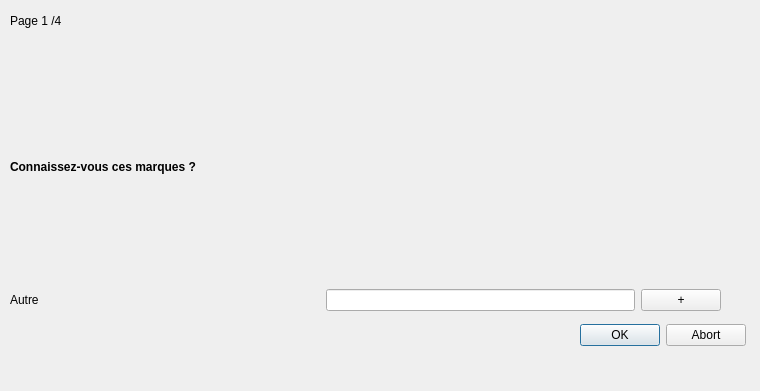
Qt form QTProjectS6/sondage_page1.ui (LeoGaudias/QTProjectS6) before a commit.
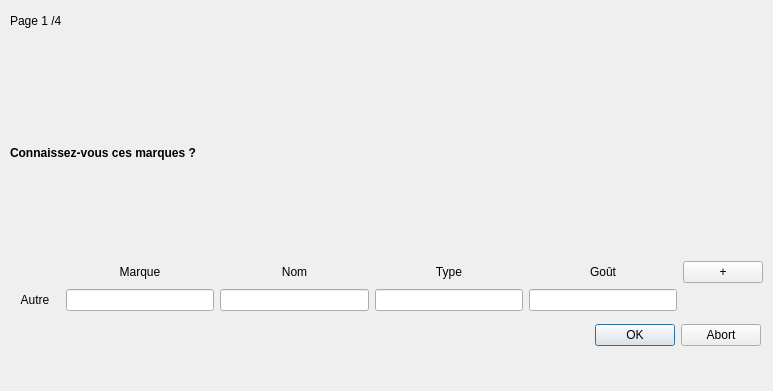
The same form after that commit.

Commit message: changement du widget sondage

The edit to the form file:
```diff
--- a/QTProjectS6/sondage_page1.ui
+++ b/QTProjectS6/sondage_page1.ui
@@ -6,7 +6,7 @@
    <rect>
     <x>0</x>
     <y>0</y>
-    <width>760</width>
+    <width>773</width>
     <height>391</height>
    </rect>
   </property>
@@ -29,7 +29,7 @@
   <widget class="QDialogButtonBox" name="buttonBox">
    <property name="geometry">
     <rect>
-     <x>565</x>
+     <x>580</x>
      <y>320</y>
      <width>181</width>
      <height>31</height>
@@ -44,10 +44,22 @@
     <rect>
      <x>10</x>
      <y>50</y>
-     <width>711</width>
+     <width>753</width>
      <height>261</height>
     </rect>
    </property>
+   <property name="sizePolicy">
+    <sizepolicy hsizetype="Minimum" vsizetype="Fixed">
+     <horstretch>0</horstretch>
+     <verstretch>0</verstretch>
+    </sizepolicy>
+   </property>
+   <property name="minimumSize">
+    <size>
+     <width>0</width>
+     <height>0</height>
+    </size>
+   </property>
    <layout class="QVBoxLayout" name="verticalLayout">
     <item>
      <widget class="QLabel" name="marque">
@@ -63,29 +75,89 @@
      </widget>
     </item>
     <item>
-     <layout class="QHBoxLayout" name="horizontalLayout">
-      <item>
+     <layout class="QGridLayout" name="gridLayout">
+      <item row="0" column="1">
+       <widget class="QLabel" name="Marque">
+        <property name="layoutDirection">
+         <enum>Qt::LeftToRight</enum>
+        </property>
+        <property name="text">
+         <string>Marque</string>
+        </property>
+        <property name="alignment">
+         <set>Qt::AlignCenter</set>
+        </property>
+       </widget>
+      </item>
+      <item row="1" column="0">
        <widget class="QLabel" name="autre">
         <property name="text">
          <string>Autre</string>
         </property>
+        <property name="alignment">
+         <set>Qt::AlignCenter</set>
+        </property>
        </widget>
       </item>
-      <item>
-       <layout class="QVBoxLayout" name="layout_autres">
-        <item>
-         <widget class="QLineEdit" name="autre_txt">
-          <property name="sizePolicy">
-           <sizepolicy hsizetype="Minimum" vsizetype="Fixed">
-            <horstretch>0</horstretch>
-            <verstretch>0</verstretch>
-           </sizepolicy>
-          </property>
-         </widget>
-        </item>
-       </layout>
+      <item row="0" column="2">
+       <widget class="QLabel" name="Nom">
+        <property name="text">
+         <string>Nom</string>
+        </property>
+        <property name="alignment">
+         <set>Qt::AlignCenter</set>
+        </property>
+       </widget>
       </item>
-      <item>
+      <item row="0" column="0">
+       <spacer name="horizontalSpacer">
+        <property name="orientation">
+         <enum>Qt::Horizontal</enum>
+        </property>
+        <property name="sizeType">
+         <enum>QSizePolicy::Fixed</enum>
+        </property>
+        <property name="sizeHint" stdset="0">
+         <size>
+          <width>50</width>
+          <height>20</height>
+         </size>
+        </property>
+       </spacer>
+      </item>
+      <item row="0" column="3">
+       <widget class="QLabel" name="Type">
+        <property name="text">
+         <string>Type</string>
+        </property>
+        <property name="alignment">
+         <set>Qt::AlignCenter</set>
+        </property>
+       </widget>
+      </item>
+      <item row="0" column="4">
+       <widget class="QLabel" name="Gout">
+        <property name="text">
+         <string>Goût</string>
+        </property>
+        <property name="alignment">
+         <set>Qt::AlignCenter</set>
+        </property>
+       </widget>
+      </item>
+      <item row="1" column="1">
+       <widget class="QLineEdit" name="autre_mq"/>
+      </item>
+      <item row="1" column="4">
+       <widget class="QLineEdit" name="autre_gout"/>
+      </item>
+      <item row="1" column="2">
+       <widget class="QLineEdit" name="autre_nm"/>
+      </item>
+      <item row="1" column="3">
+       <widget class="QLineEdit" name="autre_type"/>
+      </item>
+      <item row="0" column="5">
        <widget class="QPushButton" name="plus">
         <property name="enabled">
          <bool>true</bool>
```
The commit also changes 4 other files.
